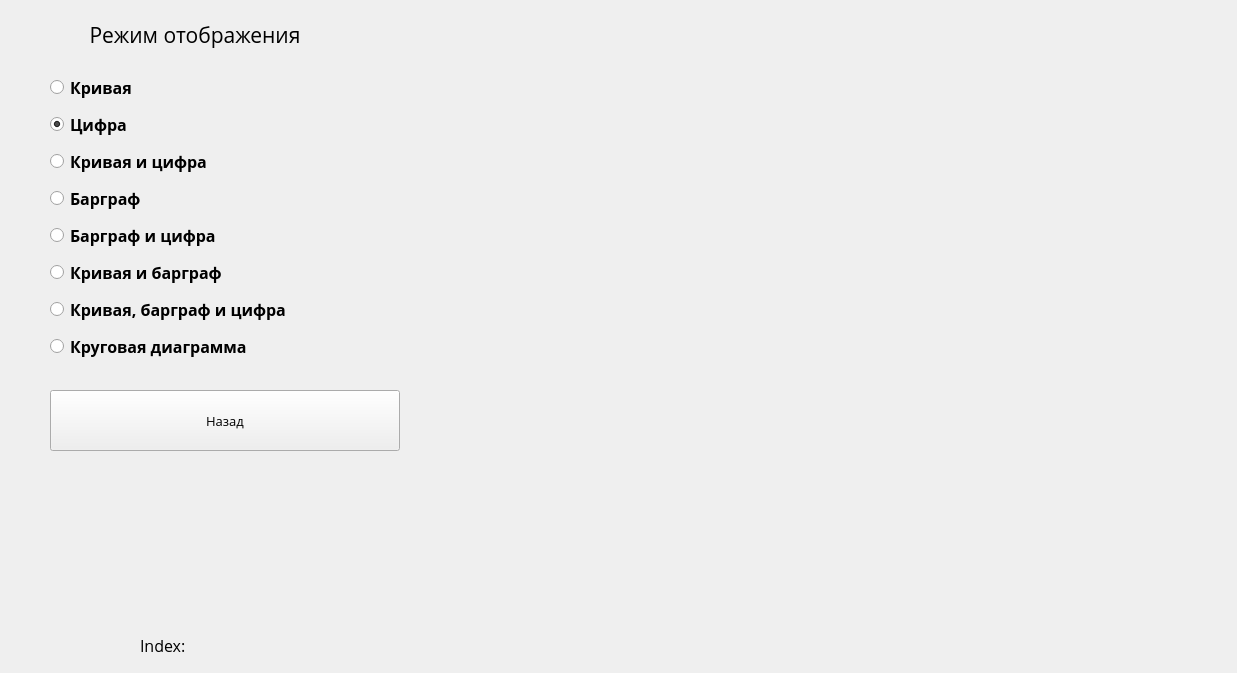
Above: stackedoptions.ui from tomyqg/topaz-m before the change. Below: the same form after it.
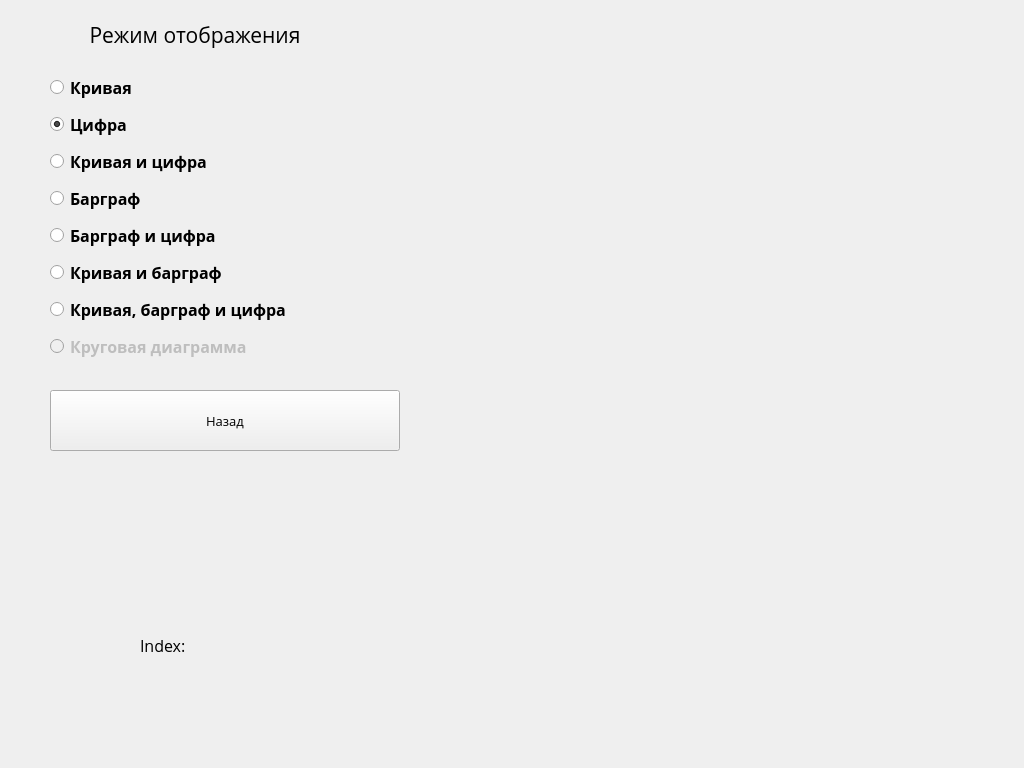
That is the form after the change. The open tabs and pages were chosen to show the change. Icons and pictures are not drawn. Custom widgets are drawn as their Qt base class.

```diff
--- a/stackedoptions.ui
+++ b/stackedoptions.ui
@@ -6,14 +6,17 @@
    <rect>
     <x>0</x>
     <y>0</y>
-    <width>1237</width>
-    <height>673</height>
+    <width>1024</width>
+    <height>768</height>
    </rect>
   </property>
   <property name="windowTitle">
    <string>МЕНЮ</string>
   </property>
   <widget class="QStackedWidget" name="stackedWidget">
+   <property name="enabled">
+    <bool>true</bool>
+   </property>
    <property name="geometry">
     <rect>
      <x>20</x>
@@ -4854,6 +4857,9 @@
       </item>
       <item>
        <widget class="QRadioButton" name="SetPolarBtn">
+        <property name="enabled">
+         <bool>false</bool>
+        </property>
         <property name="font">
          <font>
           <family>Open Sans</family>
```
Left out of the diff: 4 changed lines with no effect on the pictures.
